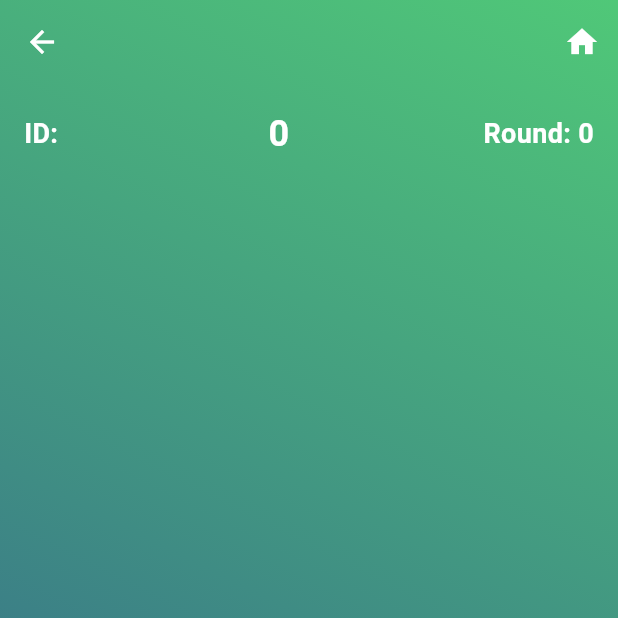
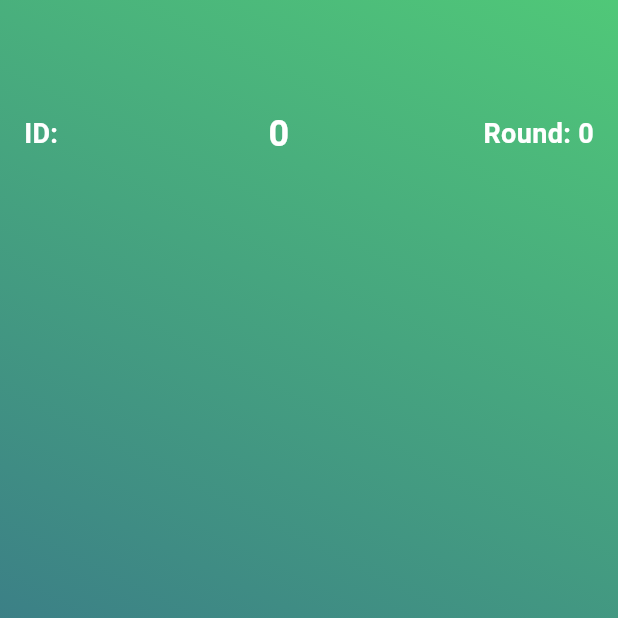
Before and after one commit to kristoffer1110/GabongApp, a Flutter app: the GameScreen screen opened directly with empty values, on a phone screen of 412 x 824 dp, the top half of it. Run offline on Flutter 3.47's test engine with Material 3 defaults, Android fonts, the phone set to English and light mode, and no system bars; our stand-ins replace cloud_firestore, firebase_core; accounts and stored records are empty.

Commit message:
Bug fixes

```diff
--- a/lib/screens/online/game.dart
+++ b/lib/screens/online/game.dart
@@ -206,8 +206,8 @@ class _GameScreenState extends State<GameScreen> {
     final theme = Theme.of(context);
 
     return GradientScaffold(
+      automaticallyImplyLeading: false,
       appBar: AppBar(
-        automaticallyImplyLeading: false,
       ),
       body: StreamBuilder<DocumentSnapshot>(
         stream: _getGameStream(),
--- a/lib/screens/online/waiting_for_players.dart
+++ b/lib/screens/online/waiting_for_players.dart
@@ -52,8 +52,8 @@ class _WaitingForPlayersState extends State<WaitingForPlayers> {
     final theme = Theme.of(context);
 
     return GradientScaffold(
+      automaticallyImplyLeading: false,
       appBar: AppBar(
-        automaticallyImplyLeading: false,
         title: const Text(
           'Waiting for Players',
           style: TextStyle(
--- a/lib/widgets/scaffold.dart
+++ b/lib/widgets/scaffold.dart
@@ -4,8 +4,14 @@ import 'package:gabong_v1/main.dart';
 class GradientScaffold extends StatelessWidget {
   final Widget body;
   final AppBar? appBar;
+  final bool automaticallyImplyLeading;
 
-  const GradientScaffold({Key? key, required this.body, this.appBar}) : super(key: key);
+  const GradientScaffold({
+    Key? key,
+    required this.body,
+    this.appBar,
+    this.automaticallyImplyLeading = true, // Default to true
+  }) : super(key: key);
 
   @override
   Widget build(BuildContext context) {
@@ -16,20 +22,21 @@ class GradientScaffold extends StatelessWidget {
               backgroundColor: Colors.transparent,
               elevation: 0,
               title: appBar!.title,
-              actions: [
-                ...?appBar!.actions,
-                IconButton(
-                  icon: Icon(Icons.home),
-                  onPressed: () {
-                    Navigator.pushNamed(context, '/home');
-                  },
-                ),
-              ],
+              // actions: [
+              //   ...?appBar!.actions,
+              //   IconButton(
+              //     icon: const Icon(Icons.home),
+              //     onPressed: () {
+              //       Navigator.pushNamed(context, '/home');
+              //     },
+              //   ),
+              // ],
               leading: appBar!.leading,
+              automaticallyImplyLeading: automaticallyImplyLeading, // Use the parameter
             )
           : null,
       body: Container(
-        decoration: BoxDecoration(
+        decoration: const BoxDecoration(
           gradient: LinearGradient(
             colors: [main1, secondary1],
             begin: Alignment.topRight,
```
